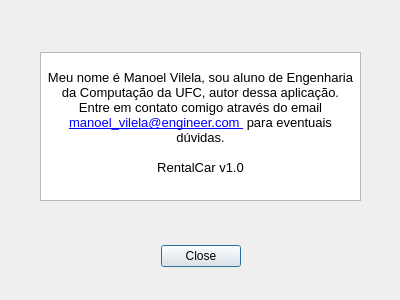
The window that design/AboutDialog.ui (ryukinix/rentalcar) describes before a commit, drawn with Qt 5.
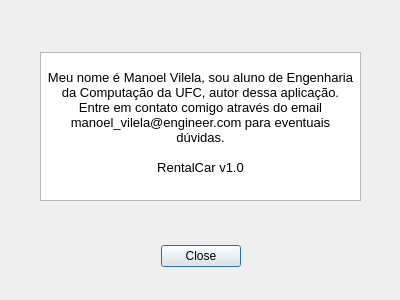
The same window after the commit.

Commit message: Implementa ação de dialogo no menu Ajuda>Sobre

What changed in the file:
```diff
--- a/design/AboutDialog.ui
+++ b/design/AboutDialog.ui
@@ -64,7 +64,7 @@
 &lt;/style&gt;&lt;/head&gt;&lt;body style=&quot; font-family:'MS Shell Dlg 2'; font-size:8.25pt; font-weight:400; font-style:normal;&quot;&gt;
 &lt;p align=&quot;center&quot; style=&quot;-qt-paragraph-type:empty; margin-top:0px; margin-bottom:0px; margin-left:0px; margin-right:0px; -qt-block-indent:0; text-indent:0px;&quot;&gt;&lt;br /&gt;&lt;/p&gt;
 &lt;p align=&quot;center&quot; style=&quot; margin-top:0px; margin-bottom:0px; margin-left:0px; margin-right:0px; -qt-block-indent:0; text-indent:0px;&quot;&gt;&lt;span style=&quot; font-size:10pt;&quot;&gt;Meu nome é Manoel Vilela, sou aluno de Engenharia da Computação da UFC, autor dessa aplicação.&lt;/span&gt;&lt;/p&gt;
-&lt;p align=&quot;center&quot; style=&quot; margin-top:0px; margin-bottom:0px; margin-left:0px; margin-right:0px; -qt-block-indent:0; text-indent:0px;&quot;&gt;&lt;span style=&quot; font-size:10pt;&quot;&gt;Entre em contato comigo através do email &lt;/span&gt;&lt;a href=&quot;manoel_vilela@engineer.com&quot;&gt;&lt;span style=&quot; font-size:10pt; text-decoration: underline; color:#0000ff;&quot;&gt;manoel_vilela@engineer.com &lt;/span&gt;&lt;/a&gt;&lt;span style=&quot; font-size:10pt;&quot;&gt; para eventuais dúvidas.&lt;/span&gt;&lt;/p&gt;
+&lt;p align=&quot;center&quot; style=&quot; margin-top:0px; margin-bottom:0px; margin-left:0px; margin-right:0px; -qt-block-indent:0; text-indent:0px;&quot;&gt;&lt;span style=&quot; font-size:10pt;&quot;&gt;Entre em contato comigo através do email manoel_vilela@engineer.com para eventuais dúvidas.&lt;/span&gt;&lt;/p&gt;
 &lt;p align=&quot;center&quot; style=&quot;-qt-paragraph-type:empty; margin-top:0px; margin-bottom:0px; margin-left:0px; margin-right:0px; -qt-block-indent:0; text-indent:0px; font-size:10pt;&quot;&gt;&lt;br /&gt;&lt;/p&gt;
 &lt;p align=&quot;center&quot; style=&quot; margin-top:0px; margin-bottom:0px; margin-left:0px; margin-right:0px; -qt-block-indent:0; text-indent:0px;&quot;&gt;&lt;span style=&quot; font-size:10pt;&quot;&gt;RentalCar v1.0&lt;/span&gt;&lt;/p&gt;&lt;/body&gt;&lt;/html&gt;</string>
       </property>
```
The commit also changes 2 other files.
